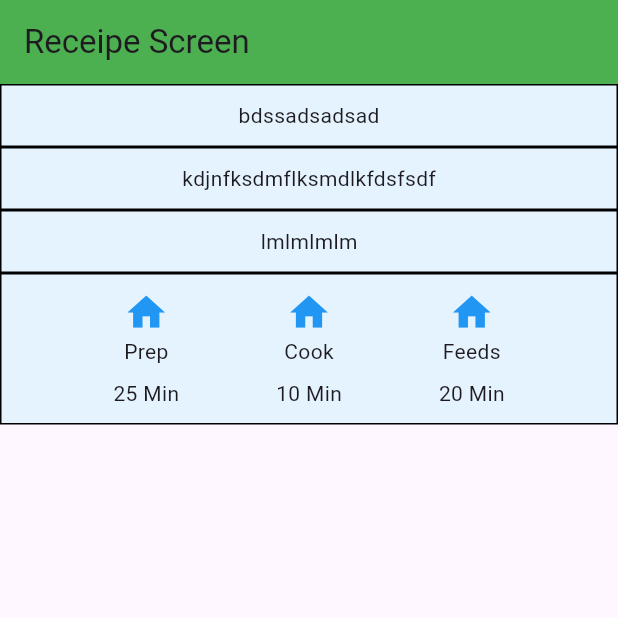
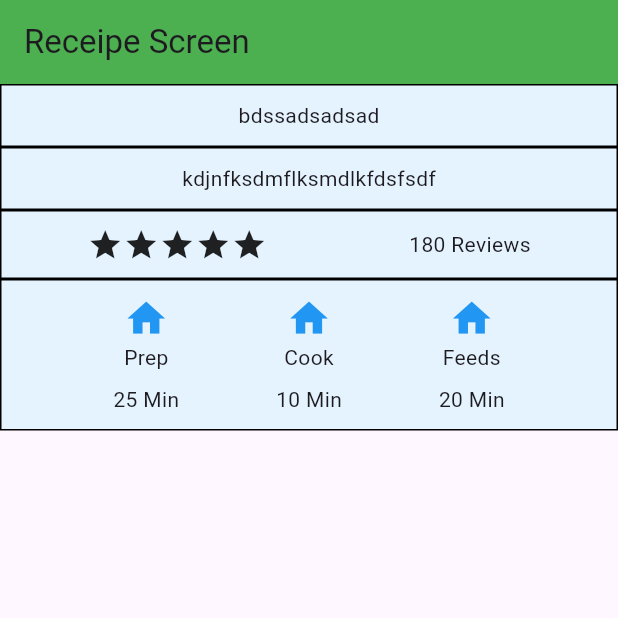
Before and after one commit to Kavinkumarsimple/2461Layouts, a Flutter app: the screen it shows after launch, on a phone screen of 412 x 824 dp, the top half of it. Run offline on Flutter 3.47's test engine with Material 3 defaults, Android fonts, the light colour scheme and no system bars.

Commit message:
created review code

```diff
--- a/lib/screens/receipeScreen.dart
+++ b/lib/screens/receipeScreen.dart
@@ -26,7 +26,21 @@ class Receipescreen extends StatelessWidget {
           ),
           // component 3
           IntructionBox(
-            childWidget: Text("lmlmlmlm"),
+            childWidget: Row(
+              mainAxisAlignment: MainAxisAlignment.spaceAround,
+              children: [
+                Row(
+                  children: [
+                    Icon(Icons.star),
+                    Icon(Icons.star),
+                    Icon(Icons.star),
+                    Icon(Icons.star),
+                    Icon(Icons.star),
+                  ],
+                ),
+                Text("180 Reviews")
+              ],
+            ),
           ),
           InstructionWidget(),
         ],
```
